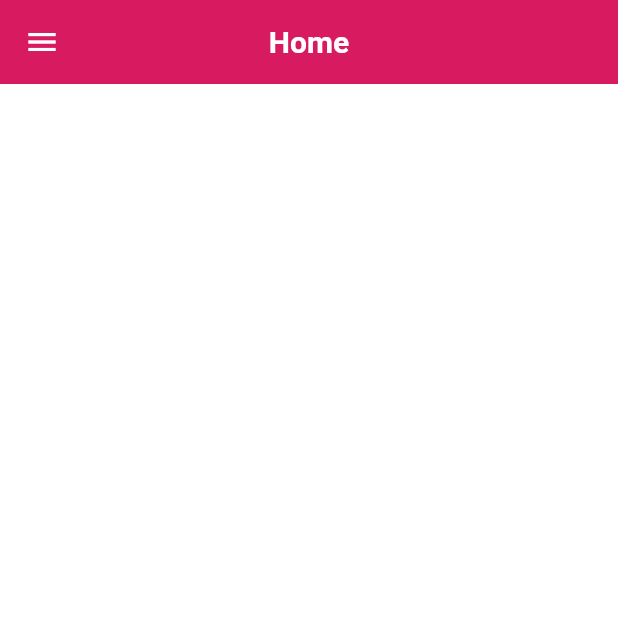
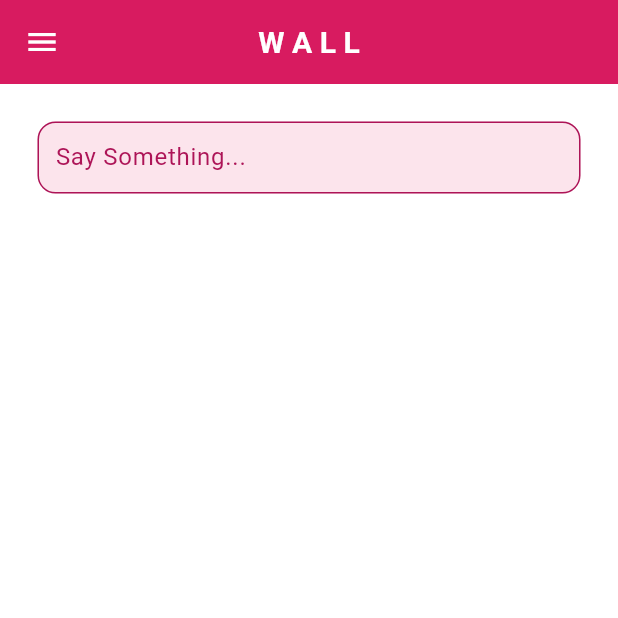
Before and after one commit to Sandeepa200/minimal_social_media_app, a Flutter app: the screen it shows once a user with an empty profile is signed in, on a phone screen of 412 x 824 dp, the top half of it. Run offline on Flutter 3.47's test engine with Material 3 defaults, Android fonts, the phone set to English and light mode, and no system bars; our stand-ins replace cloud_firestore, firebase_auth, firebase_core; accounts and stored records are empty.

```diff
--- a/lib/auth/auth.dart
+++ b/lib/auth/auth.dart
@@ -13,7 +13,7 @@ class AuthPage extends StatelessWidget {
           stream: FirebaseAuth.instance.authStateChanges(),
           builder: (context, snapshot) {
             if (snapshot.hasData) {
-              return const HomeScreen();
+              return HomeScreen();
             } else {
               return const LoginOrRegister();
             }
--- /dev/null
+++ b/lib/database/firestore.dart
@@ -0,0 +1,21 @@
+/*
+
+This database stores posts that users have published in the app.
+It is stored in a collection called 'Posts' in Firebase
+
+Each post contains;
+— a message
+- email of user
+- timestamp
+
+ */
+
+import 'package:firebase_auth/firebase_auth.dart';
+
+class FirestoreDatabase {
+  // current logged in user
+  User? user = FirebaseAuth.instance.currentUser;
+// get collection of posts from firebase
+// post a message
+// read posts from database
+}
--- a/lib/main.dart
+++ b/lib/main.dart
@@ -27,7 +27,7 @@ class MyApp extends StatelessWidget {
       darkTheme: darkMode,
       routes: {
         '/login_or_register': (context) => const LoginOrRegister(),
-        '/home_screen': (context) => const HomeScreen(),
+        '/home_screen': (context) => HomeScreen(),
         '/profile_screen': (context) => ProfileScreen(),
         '/users_screen': (context) => const UsersScreen(),
       },
--- a/lib/screens/home_screen.dart
+++ b/lib/screens/home_screen.dart
@@ -1,20 +1,32 @@
 import 'package:flutter/material.dart';
 import 'package:minimal_social_media_app/components/custom_drawer.dart';
+import 'package:minimal_social_media_app/components/custom_txt_field.dart';
 
 class HomeScreen extends StatelessWidget {
-  const HomeScreen({super.key});
+  HomeScreen({super.key});
 
-
+  final TextEditingController newPostController = TextEditingController();
 
   @override
   Widget build(BuildContext context) {
     return Scaffold(
       appBar: AppBar(
-        title: const Text("Home"),
+        title: const Text("W A L L"),
         centerTitle: true,
-
       ),
-      drawer: CustomDrawer(),
+      drawer: const CustomDrawer(),
+      body: Column(
+        children: [
+          Padding(
+            padding: const EdgeInsets.all(25.0),
+            child: CustomTextField(
+              hintText: "Say Something...",
+              obscureText: false,
+              controller: newPostController,
+            ),
+          )
+        ],
+      ),
     );
   }
 }
--- a/lib/screens/users_screen.dart
+++ b/lib/screens/users_screen.dart
@@ -30,8 +30,20 @@ class UsersScreen extends StatelessWidget {
 
             final users = snapshot.data!.docs;
 
-            return ListView.builder(
+            return Column(
+              children: [
+                // const Padding(
+                //   padding: EdgeInsets.only(top: 50.0, left: 25.0),
+                //   child: Row(
+                //     children: [
+                //       CustomBackBtn(),
+                //     ],
+                //   ),
+                // ),
+                Expanded(
+                  child: ListView.builder(
                     itemCount: users.length,
+                    padding: const EdgeInsets.all(0),
                     itemBuilder: (context, index) {
                       final user = users[index];
                       return ListTile(
@@ -39,6 +51,9 @@ class UsersScreen extends StatelessWidget {
                         subtitle: Text(user['email']),
                       );
                     },
+                  ),
+                )
+              ],
             );
           }),
     );
--- a/lib/theme/dark_mode.dart
+++ b/lib/theme/dark_mode.dart
@@ -15,23 +15,24 @@ ThemeData darkMode = ThemeData(
   ),
   colorScheme: ColorScheme.dark(
     primary: Colors.pink.shade700,
-    secondary: Colors.pink.shade200, // Teal accent for contrast
-    tertiary: Colors.pink.shade50, // Teal accent for contrast
+    secondary: Colors.pink.shade200, // Light pink for secondary elements
+    tertiary: Colors.pink.shade50, // Light pink tertiary accent
     surface: Colors.pink.shade900, // Deep pink surface color
-    // Darker pink background
-    onPrimary: Colors.white,
-    onSecondary: Colors.pink.shade100, // Light pink for text on teal
-    error: Colors.redAccent.shade400,
-    onError: Colors.white,
+
+    onPrimary: Colors.white, // White text/icons on primary elements
+    onSecondary:
+        Colors.pink.shade100, // Lighter pink text on secondary elements
+    error: Colors.redAccent.shade400, // Red for errors
+    onError: Colors.white, // White text on error background
     onSurface: Colors.pink.shade200, // Light pink text on surfaces
   ),
   floatingActionButtonTheme: FloatingActionButtonThemeData(
     backgroundColor: Colors.pinkAccent.shade400, // Vibrant floating button
-    foregroundColor: Colors.white,
+    foregroundColor: Colors.white, // White icon on FAB
   ),
   buttonTheme: ButtonThemeData(
     buttonColor: Colors.pink.shade500, // Button color in dark mode
-    textTheme: ButtonTextTheme.primary,
+    textTheme: ButtonTextTheme.primary, // Primary text color for buttons
   ),
   textTheme: ThemeData.dark().textTheme.apply(
         bodyColor: Colors.pink.shade200, // Light pink for body text
@@ -49,6 +50,57 @@ ThemeData darkMode = ThemeData(
   ),
   progressIndicatorTheme: ProgressIndicatorThemeData(
     color: Colors.pink.shade600, // Primary color for CircularProgressIndicator
-    circularTrackColor: Colors.pink.shade100, // Track color for CircularProgressIndicator
+    circularTrackColor:
+        Colors.pink.shade100, // Track color for CircularProgressIndicator
+  ),
+  listTileTheme: ListTileThemeData(
+    tileColor: Colors.pink.shade900, // Dark pink tile background
+    textColor: Colors.pink.shade200, // Light pink text for list tiles
+    iconColor: Colors.pink.shade600, // Pink icons in list tiles
+  ),
+
+  cardTheme: CardTheme(
+    color: Colors.pink.shade900, // Card background color in dark mode
+    shadowColor: Colors.pink.shade800, // Darker pink shadow
+    elevation: 5, // Card elevation for depth
+  ),
+  dividerTheme: DividerThemeData(
+    color: Colors.pink.shade600, // Pink color for dividers
+    thickness: 1, // Divider thickness
+  ),
+  checkboxTheme: CheckboxThemeData(
+    fillColor:
+        WidgetStateProperty.all(Colors.pink.shade600), // Checkbox fill color
+  ),
+  radioTheme: RadioThemeData(
+    fillColor:
+        WidgetStateProperty.all(Colors.pink.shade600), // Radio button color
+  ),
+  switchTheme: SwitchThemeData(
+    thumbColor:
+        WidgetStateProperty.all(Colors.pink.shade600), // Switch thumb color
+    trackColor:
+        WidgetStateProperty.all(Colors.pink.shade200), // Switch track color
+  ),
+  dialogTheme: DialogTheme(
+    backgroundColor: Colors.black, // Dialog background in dark mode
+    titleTextStyle: TextStyle(
+      color: Colors.pink.shade100, // Light pink title text in dialog
+      fontSize: 18,
+      fontWeight: FontWeight.bold,
+    ),
+    contentTextStyle: TextStyle(
+      color: Colors.pink.shade200, // Lighter pink content text
+    ),
+  ),
+  tabBarTheme: TabBarTheme(
+    labelColor: Colors.pink.shade600, // Active tab label color
+    unselectedLabelColor: Colors.pink.shade300, // Inactive tab label color
+    indicator: BoxDecoration(
+      border: Border(
+        bottom: BorderSide(
+            color: Colors.pink.shade600, width: 3), // Tab indicator color
+      ),
+    ),
   ),
 );
--- a/lib/theme/light_mode.dart
+++ b/lib/theme/light_mode.dart
@@ -15,21 +15,21 @@ ThemeData lightMode = ThemeData(
     ),
   ),
   colorScheme: ColorScheme.light(
-    primary: Colors.pink.shade600,
+    primary: Colors.pink.shade600, // Primary color
     secondary: Colors.pinkAccent.shade200, // Accent with purple tones
-    tertiary: Colors.red.shade200, // Accent with purple tones
+    tertiary: Colors.red.shade200, // Accent with red tones
     surface: Colors.pink.shade50, // Soft pink for surfaces like cards
 
     onPrimary: Colors.white, // Text color on primary (buttons, icons)
     onSecondary:
         Colors.pink.shade800, // Darker pink for text on secondary elements
     error: Colors.redAccent.shade400, // Vibrant red for errors
-    onError: Colors.white,
+    onError: Colors.white, // Text color on error background
     onSurface: Colors.pink.shade800, // Dark pink text on surfaces
   ),
   floatingActionButtonTheme: FloatingActionButtonThemeData(
     backgroundColor: Colors.pinkAccent.shade400, // Vibrant floating button
-    foregroundColor: Colors.white,
+    foregroundColor: Colors.white, // White icon on FAB
   ),
   buttonTheme: ButtonThemeData(
     buttonColor: Colors.pink.shade300, // Button color
@@ -51,6 +51,57 @@ ThemeData lightMode = ThemeData(
   ),
   progressIndicatorTheme: ProgressIndicatorThemeData(
     color: Colors.pink.shade600, // Primary color for CircularProgressIndicator
-    circularTrackColor: Colors.pink.shade100, // Track color for CircularProgressIndicator
+    circularTrackColor:
+        Colors.pink.shade100, // Track color for CircularProgressIndicator
+  ),
+  listTileTheme: ListTileThemeData(
+    tileColor: Colors.pink.shade50, // Light pink tile background
+    textColor: Colors.pink.shade900, // Dark pink text for list tiles
+    iconColor: Colors.pink.shade600, // Pink icons in list tiles
+  ),
+
+  cardTheme: CardTheme(
+    color: Colors.pink.shade50, // Card background color
+    shadowColor: Colors.pink.shade200, // Card shadow color
+    elevation: 5, // Card elevation for a bit of depth
+  ),
+  dividerTheme: DividerThemeData(
+    color: Colors.pink.shade300, // Color for dividers
+    thickness: 1, // Divider thickness
+  ),
+  checkboxTheme: CheckboxThemeData(
+    fillColor:
+        WidgetStateProperty.all(Colors.pink.shade600), // Checkbox fill color
+  ),
+  radioTheme: RadioThemeData(
+    fillColor:
+        WidgetStateProperty.all(Colors.pink.shade600), // Radio button color
+  ),
+  switchTheme: SwitchThemeData(
+    thumbColor:
+        WidgetStateProperty.all(Colors.pink.shade600), // Switch thumb color
+    trackColor:
+        WidgetStateProperty.all(Colors.pink.shade200), // Switch track color
+  ),
+  dialogTheme: DialogTheme(
+    backgroundColor: Colors.white, // Dialog background
+    titleTextStyle: TextStyle(
+      color: Colors.pink.shade800, // Dialog title text color
+      fontSize: 18,
+      fontWeight: FontWeight.bold,
+    ),
+    contentTextStyle: TextStyle(
+      color: Colors.pink.shade700, // Dialog content text color
+    ),
+  ),
+  tabBarTheme: TabBarTheme(
+    labelColor: Colors.pink.shade600, // Active tab label color
+    unselectedLabelColor: Colors.pink.shade300, // Inactive tab label color
+    indicator: BoxDecoration(
+      border: Border(
+        bottom: BorderSide(
+            color: Colors.pink.shade600, width: 3), // Tab indicator color
+      ),
+    ),
   ),
 );
```
Lines whose indentation alone changed are shown as unchanged.
